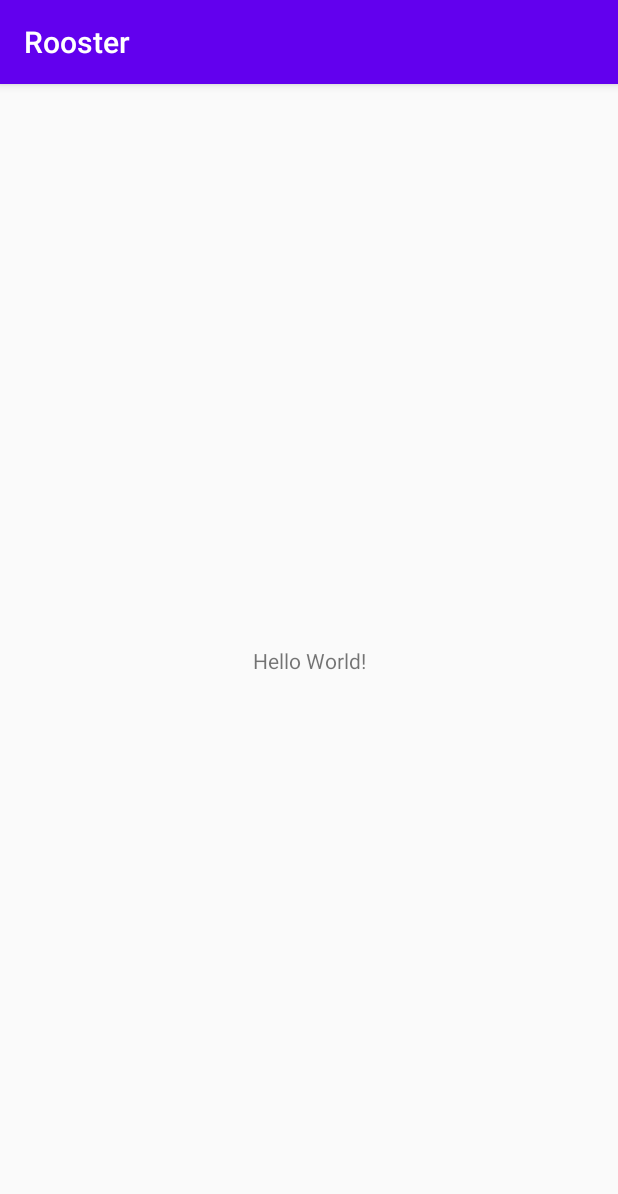
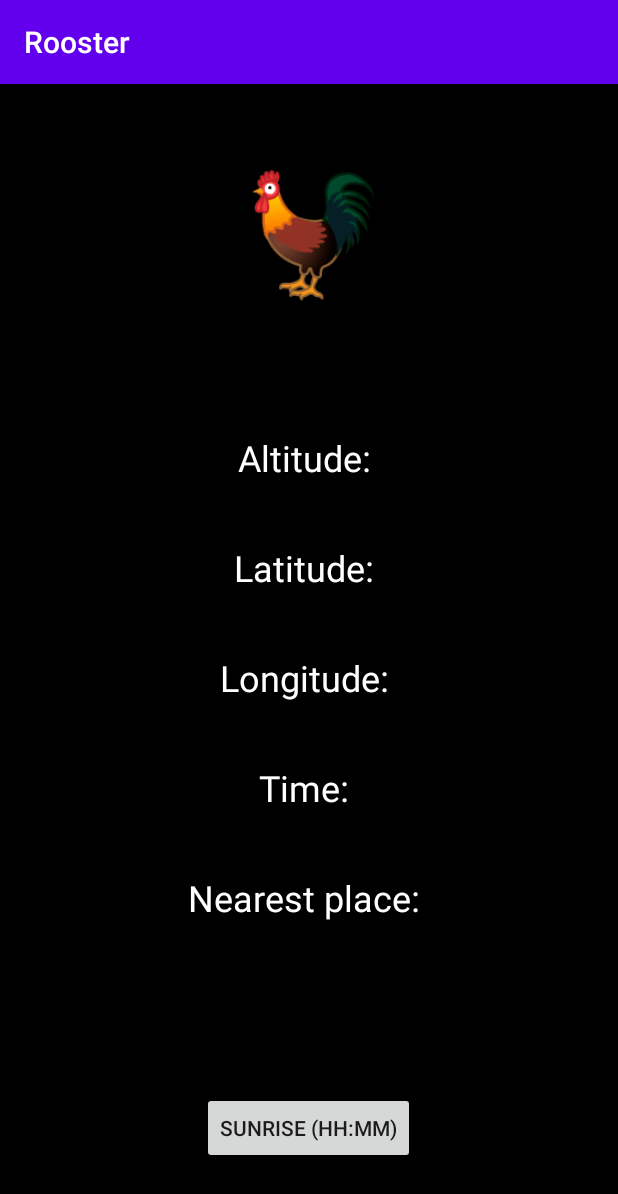
Before and after one commit to RoosterClock/Rooster, an Android app: the screen it shows after launch (MainActivity), on a phone screen of 412 x 824 dp. Shown: the top 1194 px of the screen. Run offline under Robolectric (Android 15) with nearby library versions, the phone set to English and light mode, and no system bars.

Commit message:
add: layout

```diff
--- a/app/src/main/res/layout/activity_main.xml
+++ b/app/src/main/res/layout/activity_main.xml
@@ -1,18 +1,180 @@
 <?xml version="1.0" encoding="utf-8"?>
-<android.support.constraint.ConstraintLayout xmlns:android="http://schemas.android.com/apk/res/android"
-    xmlns:app="http://schemas.android.com/apk/res-auto"
-    xmlns:tools="http://schemas.android.com/tools"
+<RelativeLayout
+    xmlns:android="http://schemas.android.com/apk/res/android"
     android:layout_width="match_parent"
     android:layout_height="match_parent"
-    tools:context=".MainActivity">
+    android:background="@color/black">
 
+    <!-- Part 1: Rooster emoji -->
     <TextView
-        android:layout_width="wrap_content"
+        android:id="@+id/rooster_emoji"
+        android:layout_width="128dp"
+        android:layout_height="128dp"
+        android:textColor="@color/white"
+        android:text="🐓"
+        android:textSize="80sp"
+        android:gravity="center"
+        android:layout_centerHorizontal="true"
+        android:layout_marginTop="32dp"
+        android:layout_alignParentTop="true"/>
+
+    <!-- Part 2: Latitude, Longitude, Altitude, Time, and Nearest Place -->
+    <LinearLayout
+        android:id="@+id/location_info_layout"
+        android:layout_width="match_parent"
         android:layout_height="wrap_content"
-        android:text="Hello World!"
-        app:layout_constraintBottom_toBottomOf="parent"
-        app:layout_constraintEnd_toEndOf="parent"
-        app:layout_constraintStart_toStartOf="parent"
-        app:layout_constraintTop_toTopOf="parent" />
+        android:orientation="vertical"
+        android:gravity="center"
+        android:layout_marginTop="32dp"
+        android:layout_below="@id/rooster_emoji"
+        android:layout_above="@id/buttons_layout"
+        android:layout_alignParentStart="true"
+        android:layout_alignParentEnd="true">
+        <LinearLayout
+            android:layout_width="match_parent"
+            android:layout_height="wrap_content"
+            android:orientation="vertical"
+            android:gravity="center">
 
-</android.support.constraint.ConstraintLayout>
+            <TextView
+                android:id="@+id/altitude_title"
+                android:layout_width="wrap_content"
+                android:layout_height="wrap_content"
+                android:textColor="@color/white"
+                android:text="Altitude: "
+                android:textSize="24sp"/>
+
+            <TextView
+                android:id="@+id/location_altitude"
+                android:layout_width="wrap_content"
+                android:layout_height="wrap_content"
+                android:text=""
+                android:layout_marginBottom="8dp"
+                android:textColor="@color/white"
+                android:textSize="24sp"/>
+
+        </LinearLayout>
+        <LinearLayout
+            android:layout_width="match_parent"
+            android:layout_height="wrap_content"
+            android:orientation="vertical"
+            android:gravity="center">
+
+            <TextView
+                android:id="@+id/latitude_title"
+                android:layout_width="wrap_content"
+                android:layout_height="wrap_content"
+                android:textColor="@color/white"
+                android:text="Latitude: "
+                android:textSize="24sp"/>
+
+            <TextView
+                android:id="@+id/location_latitude"
+                android:layout_width="wrap_content"
+                android:layout_height="wrap_content"
+                android:textColor="@color/white"
+                android:text=""
+                android:layout_marginBottom="8dp"
+                android:textSize="24sp"/>
+
+        </LinearLayout>
+
+        <LinearLayout
+            android:layout_width="match_parent"
+            android:layout_height="wrap_content"
+            android:orientation="vertical"
+            android:gravity="center">
+
+            <TextView
+                android:id="@+id/longitude_title"
+                android:layout_width="wrap_content"
+                android:layout_height="wrap_content"
+                android:text="Longitude: "
+                android:textColor="@color/white"
+                android:textSize="24sp"/>
+
+            <TextView
+                android:id="@+id/location_longitude"
+                android:textColor="@color/white"
+                android:layout_width="wrap_content"
+                android:layout_height="wrap_content"
+                android:text=""
+                android:layout_marginBottom="8dp"
+                android:textSize="24sp"/>
+
+        </LinearLayout>
+
+        <LinearLayout
+            android:layout_width="match_parent"
+            android:layout_height="wrap_content"
+            android:orientation="vertical"
+            android:gravity="center">
+
+            <TextView
+                android:id="@+id/time_title"
+                android:layout_width="wrap_content"
+                android:layout_height="wrap_content"
+                android:text="Time: "
+                android:textColor="@color/white"
+                android:textSize="24sp"/>
+
+            <TextView
+                android:id="@+id/location_time"
+                android:layout_width="wrap_content"
+                android:layout_height="wrap_content"
+                android:textColor="@color/white"
+                android:text=""
+                android:layout_marginBottom="8dp"
+                android:textSize="24sp"/>
+
+        </LinearLayout>
+        <LinearLayout
+            android:layout_width="match_parent"
+            android:layout_height="wrap_content"
+            android:orientation="vertical"
+            android:gravity="center">
+
+            <TextView
+                android:id="@+id/place_title"
+                android:layout_width="wrap_content"
+                android:textColor="@color/white"
+                android:layout_height="wrap_content"
+                android:text="Nearest place: "
+                android:textSize="24sp"/>
+
+            <TextView
+                android:id="@+id/location_place"
+                android:layout_width="wrap_content"
+                android:layout_height="wrap_content"
+                android:textColor="@color/white"
+                android:text=""
+                android:layout_marginBottom="8dp"
+                android:textSize="24sp"/>
+
+        </LinearLayout>
+    </LinearLayout>
+
+    <!-- Part 3: Dawn and Sunrise buttons -->
+    <LinearLayout
+        android:id="@+id/buttons_layout"
+        android:layout_width="match_parent"
+        android:layout_height="wrap_content"
+        android:orientation="vertical"
+        android:gravity="center"
+        android:layout_marginTop="32dp"
+        android:layout_marginBottom="32dp"
+        android:layout_alignParentBottom="true"
+        android:layout_alignParentStart="true"
+        android:layout_alignParentEnd="true">
+
+
+        <Button
+            android:id="@+id/set_alarm"
+            android:layout_width="wrap_content"
+            android:layout_height="wrap_content"
+            android:text="Sunrise (HH:MM)"
+            android:onClick="setSunriseAlarm"
+            android:layout_marginBottom="16dp"/>
+
+    </LinearLayout>
+</RelativeLayout>
```
